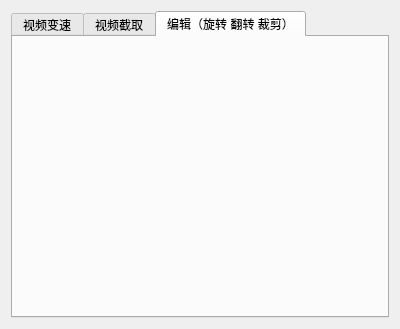
First picture: the form in miniPr/VIEW/dialog_edit.ui, repository Waffle-Liu/MiniPremiere, before the edit.
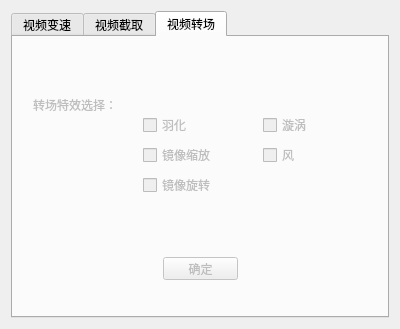
Second picture: the form after the edit. The open tabs and pages were chosen to show the change.

Commit message: 更改了dialog_edit_ui

```diff
--- a/miniPr/VIEW/dialog_edit.ui
+++ b/miniPr/VIEW/dialog_edit.ui
@@ -208,8 +208,99 @@
        <bool>false</bool>
       </property>
       <attribute name="title">
-       <string>编辑（旋转 翻转 裁剪）</string>
+       <string>视频转场</string>
       </attribute>
+      <widget class="QCheckBox" name="checkBox">
+       <property name="geometry">
+        <rect>
+         <x>130</x>
+         <y>80</y>
+         <width>71</width>
+         <height>16</height>
+        </rect>
+       </property>
+       <property name="text">
+        <string>羽化</string>
+       </property>
+      </widget>
+      <widget class="QCheckBox" name="checkBox_2">
+       <property name="geometry">
+        <rect>
+         <x>130</x>
+         <y>110</y>
+         <width>71</width>
+         <height>16</height>
+        </rect>
+       </property>
+       <property name="text">
+        <string>镜像缩放</string>
+       </property>
+      </widget>
+      <widget class="QCheckBox" name="checkBox_3">
+       <property name="geometry">
+        <rect>
+         <x>130</x>
+         <y>140</y>
+         <width>71</width>
+         <height>16</height>
+        </rect>
+       </property>
+       <property name="text">
+        <string>镜像旋转</string>
+       </property>
+      </widget>
+      <widget class="QCheckBox" name="checkBox_4">
+       <property name="geometry">
+        <rect>
+         <x>250</x>
+         <y>110</y>
+         <width>71</width>
+         <height>16</height>
+        </rect>
+       </property>
+       <property name="text">
+        <string>风</string>
+       </property>
+      </widget>
+      <widget class="QCheckBox" name="checkBox_5">
+       <property name="geometry">
+        <rect>
+         <x>250</x>
+         <y>80</y>
+         <width>71</width>
+         <height>16</height>
+        </rect>
+       </property>
+       <property name="text">
+        <string>漩涡</string>
+       </property>
+      </widget>
+      <widget class="QLabel" name="label_7">
+       <property name="geometry">
+        <rect>
+         <x>20</x>
+         <y>60</y>
+         <width>101</width>
+         <height>16</height>
+        </rect>
+       </property>
+       <property name="text">
+        <string>转场特效选择：</string>
+       </property>
+      </widget>
+      <widget class="QPushButton" name="pushButton_3">
+       <property name="geometry">
+        <rect>
+         <x>150</x>
+         <y>220</y>
+         <width>75</width>
+         <height>23</height>
+        </rect>
+       </property>
+       <property name="text">
+        <string>确定</string>
+       </property>
+      </widget>
      </widget>
     </widget>
    </item>
```
Left out of the diff: 2 changed lines with no effect on the pictures.
